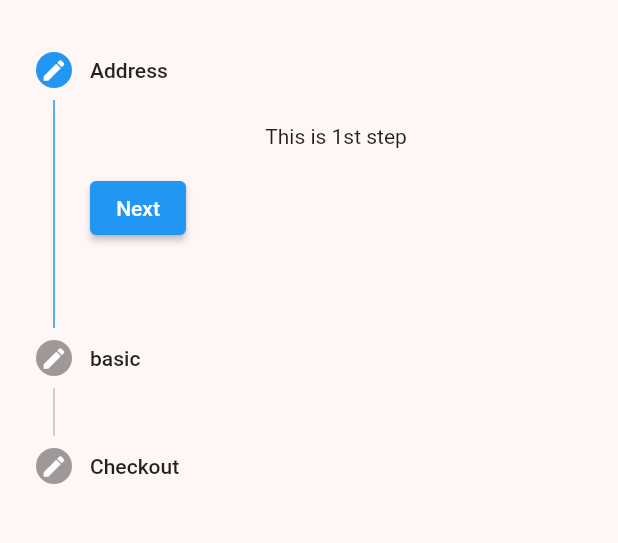
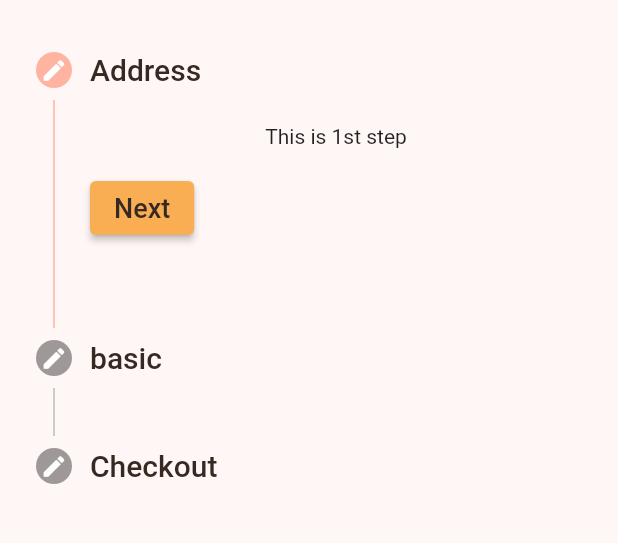
Before and after one commit to AdibaNoor/Fill-in-It, a Flutter app: the screen it shows after launch, on a phone screen of 412 x 824 dp, the part 68-611 px from its top. Run offline on Flutter 3.47's test engine with Material 2 defaults, Android fonts, the phone set to English and light mode, and no system bars.

Commit message:
Done some Detailing

```diff
--- a/lib/Pages/Home.dart
+++ b/lib/Pages/Home.dart
@@ -14,21 +14,21 @@ class _HomeState extends State<Home> {
     Step(
       isActive: _currentStep==0,
       state: _stepState(0),
-      title: Text('Address'),
+      title: Text('Address',style: TextStyle(color: textcolor, fontSize: 20, fontWeight: FontWeight.w500),),
       content: Container(
             child: Text('This is 1st step'),),
   ),
   Step(
     isActive: _currentStep==1,
     state: _stepState(1),
-      title: Text('basic'),
+      title: Text('basic',style: TextStyle(color: textcolor, fontSize: 20, fontWeight: FontWeight.w500),),
     content: Container(
           child: Text('This is 2nd step'),),
   ),
     Step(
       isActive: _currentStep==2,
       state: _stepState(2),
-      title: Text('Checkout'),
+      title: Text('Checkout',style: TextStyle(color: textcolor, fontSize: 20, fontWeight: FontWeight.w500),),
       content: Container(
         child: Text('This is 3rd step'),),
     ),
@@ -74,9 +74,18 @@ class _HomeState extends State<Home> {
     return Padding(padding: EdgeInsets.symmetric(vertical: 16),
     child: Row(
       children: [
-    ElevatedButton(onPressed: controlDetails.onStepContinue, child: Text('Next')),
+        // if(_currentStep != _steps().length-1)
+          ElevatedButton(onPressed: controlDetails.onStepContinue,
+            child: _currentStep < _steps().length-1 ? Text('Next',
+              style: TextStyle(color: textcolor,fontSize: 18,fontWeight: FontWeight.w500),) :
+            Text('Confirm',
+              style: TextStyle(color: textcolor,fontSize: 18,fontWeight: FontWeight.w500),),
+            style:ButtonStyle(
+              backgroundColor: MaterialStatePropertyAll<Color>(buttoncolor),
+            ) ,),
+
       if(_currentStep != 0)
-    TextButton(onPressed: controlDetails.onStepCancel,child: Text('Back'),),
+         TextButton(onPressed: controlDetails.onStepCancel,child: Text('Back', style: TextStyle(color: textcolor,fontSize: 18,fontWeight: FontWeight.w500),),),
 
   ],
   ),);
@@ -90,7 +99,11 @@ class _HomeState extends State<Home> {
         elevation: 0,
         title: Text("Fill'in It", style: TextStyle(color: textcolor,fontSize: 30,fontWeight: FontWeight.bold),),
       ),
-      body:Stepper(
+      body: Theme(
+        data: Theme.of(context).copyWith(
+          colorScheme: ColorScheme.light(primary: iconcolor),
+        ),
+        child: Stepper(
             controlsBuilder: controlsBuilder,
             currentStep: _currentStep,
               steps: _steps(),
@@ -98,7 +111,9 @@ class _HomeState extends State<Home> {
             onStepCancel: onStepCancel,
             onStepTapped: onStepTapped,
             ),
+      ),
     );
+
 
 
 
```
Lines whose indentation alone changed are shown as unchanged.
